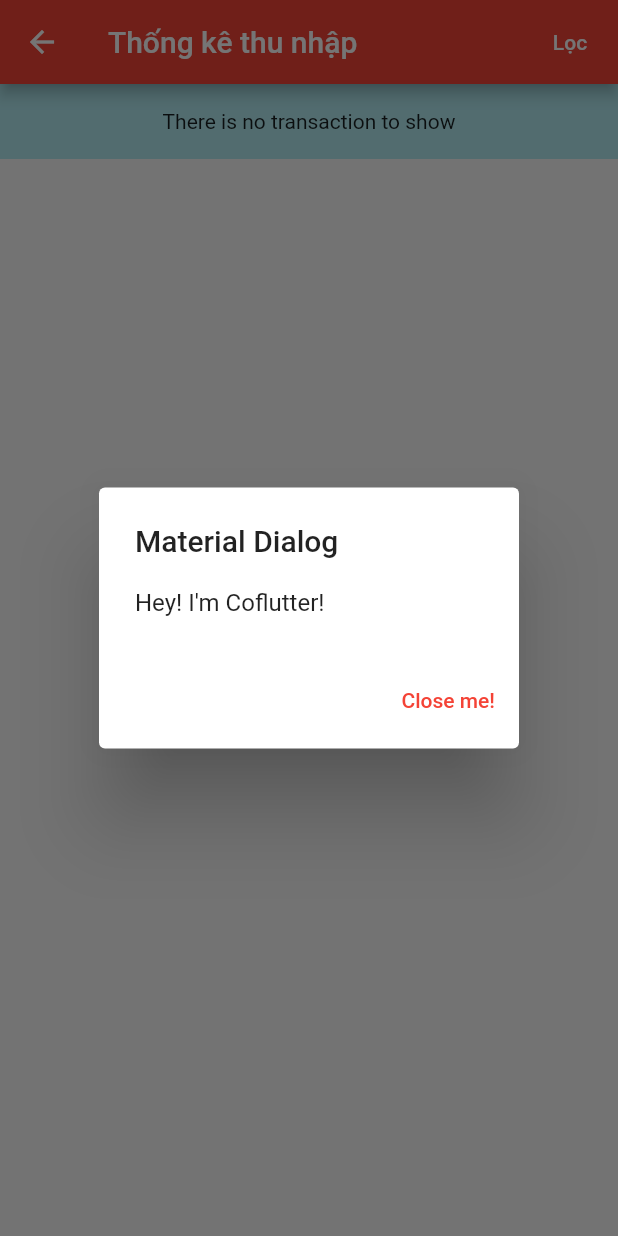
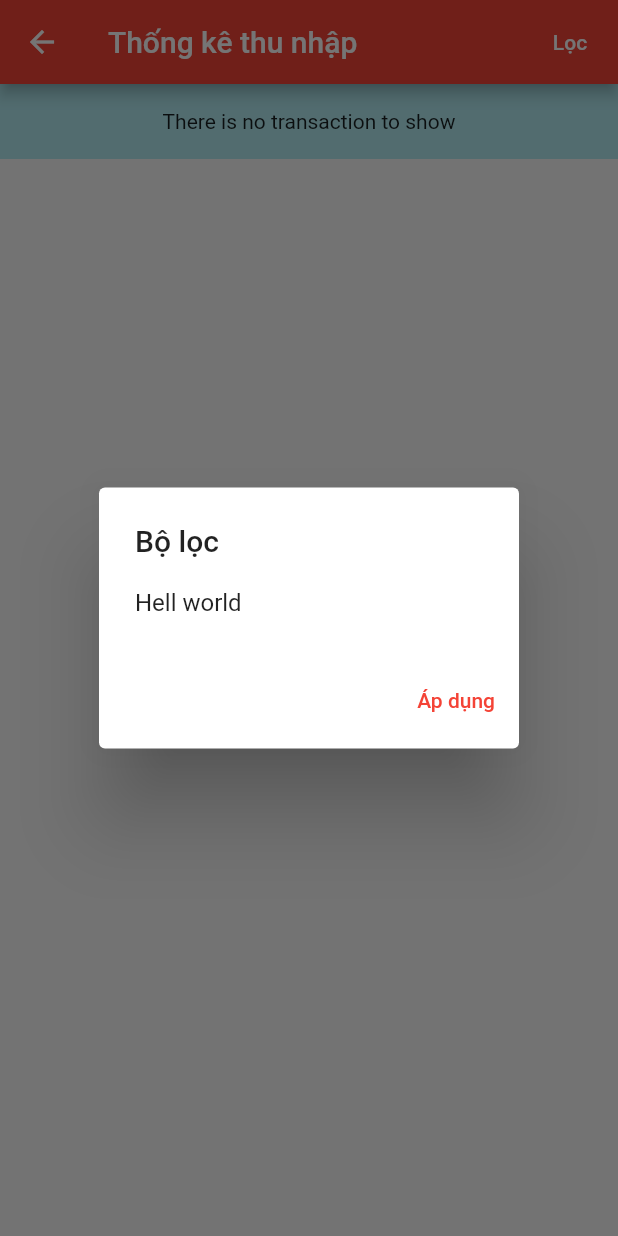
Before and after one commit to tranthehuy/mobile-wallet, a Flutter app: the SumPage screen opened by its route, after a tap on "Lọc", on a phone screen of 412 x 824 dp. Run offline on Flutter 3.47's test engine with Material 2 defaults, Android fonts, the phone set to English and light mode, and no system bars; our stand-ins replace shared_preferences, sqflite; accounts and stored records are empty; statements that could not run were skipped.

Commit message:
Create sum rows

```diff
--- a/lib/utils/const.dart
+++ b/lib/utils/const.dart
@@ -43,4 +43,6 @@ Map<String, String> vietnameseText = {
   'New Transaction':'Giao dịch mới',
   'There is no transaction to show':'Danh sách rỗng',
   'This field is required': 'Vui lòng không để trống',
+  'Filter Box': 'Bộ lọc',
+  'Apply': 'Áp dụng',
 };
--- a/lib/views/sum.dart
+++ b/lib/views/sum.dart
@@ -2,8 +2,8 @@ import 'package:flutter/material.dart';
 import '../services/transactions.dart';
 import '../models/transactions.dart';
 import '../components/transaction_row.dart';
+import '../components/sum_transactions_row.dart';
 import '../services/config.dart';
-import '../utils/global.dart';
 import '../components/text_row.dart';
 
 class SumPage extends StatefulWidget {
@@ -45,14 +45,16 @@ class _SumPageState extends State<SumPage> {
   }
 
   void showFilterBox() {
+    ConfigService config = ConfigService();
+
     showDialog(
         context: context,
         builder: (_) => new AlertDialog(
-              title: new Text("Material Dialog"),
-              content: new Text("Hey! I'm Coflutter!"),
+              title: new Text(config.translate("Filter Box")),
+              content: new Text(config.translate("Hell world")),
               actions: <Widget>[
                 TextButton(
-                  child: Text('Close me!'),
+                  child: Text(config.translate('Apply')),
                   onPressed: () {
                     Navigator.of(context).pop();
                   },
@@ -73,15 +75,8 @@ class _SumPageState extends State<SumPage> {
         itemBuilder: (BuildContext context, int index) {
           if (index == 0) {
             return Column(
-                crossAxisAlignment: CrossAxisAlignment.end,
                 children: <Widget>[
-                  Text(config.translateAndReplace(
-                      'Income: #1 Dong', formatNumber(sumIncome))),
-                  Text(config.translateAndReplace(
-                      'Outcome: #1 Dong', formatNumber(sumOutcome))),
-                  Text(config.translateAndReplace(
-                      'Sum: #1 Dong', formatNumber(sumIncome - sumOutcome))),
-                  Divider(),
+                  renderSumTransactionsRow(sumIncome, sumOutcome),
                   renderTransactionRow(items[index])
                 ]);
           }
```
Also changed, not shown: lib/components/sum_transactions_row.dart (added, +17 -0 lines), lib/services/config.dart (+1 -6 lines).
